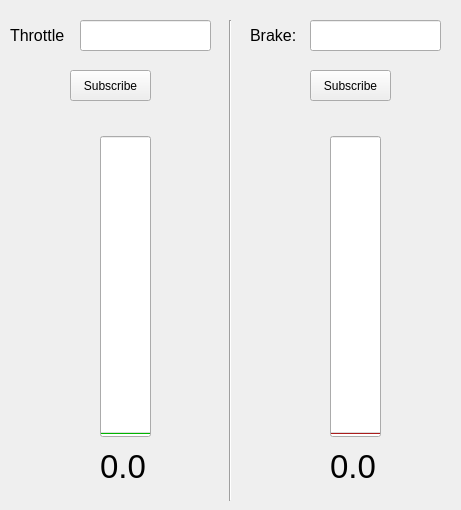
Above: resource/throttle_brake_pedals.ui from ToyotaResearchInstitute/gauges2 before the change. Below: the same form after it.
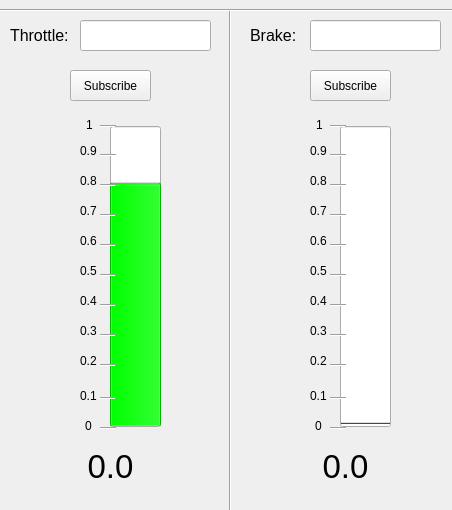
That is the form after the change. Custom widgets are drawn as their Qt base class.

Commit message: Adds the backend for the widget

Patch:
```diff
--- a/resource/throttle_brake_pedals.ui
+++ b/resource/throttle_brake_pedals.ui
@@ -6,7 +6,7 @@
    <rect>
     <x>0</x>
     <y>0</y>
-    <width>461</width>
+    <width>452</width>
     <height>510</height>
    </rect>
   </property>
@@ -18,7 +18,7 @@
     <rect>
      <x>10</x>
      <y>20</y>
-     <width>61</width>
+     <width>71</width>
      <height>31</height>
     </rect>
    </property>
@@ -28,7 +28,7 @@
     </font>
    </property>
    <property name="text">
-    <string>Throttle</string>
+    <string>Throttle:</string>
    </property>
   </widget>
   <widget class="QLineEdit" name="throttle_topic_to_subscribe">
@@ -57,8 +57,8 @@
   <widget class="QProgressBar" name="ThrottlePedal">
    <property name="geometry">
     <rect>
-     <x>100</x>
-     <y>136</y>
+     <x>110</x>
+     <y>126</y>
      <width>51</width>
      <height>301</height>
     </rect>
@@ -131,7 +131,7 @@
     <number>100</number>
    </property>
    <property name="value">
-    <number>0</number>
+    <number>80</number>
    </property>
    <property name="textVisible">
     <bool>false</bool>
@@ -139,12 +139,15 @@
    <property name="orientation">
     <enum>Qt::Vertical</enum>
    </property>
+   <property name="format">
+    <string>%f%</string>
+   </property>
   </widget>
   <widget class="QProgressBar" name="BrakePedal">
    <property name="geometry">
     <rect>
-     <x>330</x>
-     <y>136</y>
+     <x>340</x>
+     <y>126</y>
      <width>51</width>
      <height>301</height>
     </rect>
@@ -233,9 +236,9 @@
   <widget class="QLabel" name="ThrottleLabel">
    <property name="geometry">
     <rect>
-     <x>100</x>
+     <x>0</x>
      <y>436</y>
-     <width>51</width>
+     <width>221</width>
      <height>61</height>
     </rect>
    </property>
@@ -247,13 +250,16 @@
    <property name="text">
     <string>0.0</string>
    </property>
+   <property name="alignment">
+    <set>Qt::AlignCenter</set>
+   </property>
   </widget>
   <widget class="QLabel" name="BrakeLabel">
    <property name="geometry">
     <rect>
-     <x>330</x>
+     <x>230</x>
      <y>436</y>
-     <width>51</width>
+     <width>231</width>
      <height>61</height>
     </rect>
    </property>
@@ -265,38 +271,11 @@
    <property name="text">
     <string>0.0</string>
    </property>
-  </widget>
-  <widget class="QwtScaleWidget" name="ThrottleScale">
-   <property name="geometry">
-    <rect>
-     <x>30</x>
-     <y>130</y>
-     <width>60</width>
-     <height>311</height>
-    </rect>
+   <property name="alignment">
+    <set>Qt::AlignCenter</set>
    </property>
-   <property name="font">
-    <font>
-     <pointsize>11</pointsize>
-    </font>
-   </property>
   </widget>
-  <widget class="QwtScaleWidget" name="BrakeScale">
-   <property name="geometry">
-    <rect>
-     <x>260</x>
-     <y>130</y>
-     <width>60</width>
-     <height>311</height>
-    </rect>
-   </property>
-   <property name="font">
-    <font>
-     <pointsize>11</pointsize>
-    </font>
-   </property>
-  </widget>
-  <widget class="QPushButton" name="BrakeSubscribe">
+  <widget class="QPushButton" name="brake_subscribe">
    <property name="geometry">
     <rect>
      <x>310</x>
@@ -313,21 +292,606 @@
    <property name="geometry">
     <rect>
      <x>220</x>
-     <y>20</y>
+     <y>10</y>
      <width>20</width>
-     <height>481</height>
+     <height>501</height>
     </rect>
    </property>
    <property name="orientation">
     <enum>Qt::Vertical</enum>
    </property>
   </widget>
+  <widget class="Line" name="line_2">
+   <property name="geometry">
+    <rect>
+     <x>-10</x>
+     <y>0</y>
+     <width>471</width>
+     <height>20</height>
+    </rect>
+   </property>
+   <property name="orientation">
+    <enum>Qt::Horizontal</enum>
+   </property>
+  </widget>
+  <widget class="QLabel" name="label">
+   <property name="geometry">
+    <rect>
+     <x>86</x>
+     <y>109</y>
+     <width>20</width>
+     <height>31</height>
+    </rect>
+   </property>
+   <property name="text">
+    <string>1</string>
+   </property>
+  </widget>
+  <widget class="QLabel" name="label_3">
+   <property name="geometry">
+    <rect>
+     <x>80</x>
+     <y>380</y>
+     <width>21</width>
+     <height>31</height>
+    </rect>
+   </property>
+   <property name="text">
+    <string>0.1</string>
+   </property>
+  </widget>
+  <widget class="QLabel" name="label_4">
+   <property name="geometry">
+    <rect>
+     <x>80</x>
+     <y>260</y>
+     <width>31</width>
+     <height>21</height>
+    </rect>
+   </property>
+   <property name="text">
+    <string>0.5</string>
+   </property>
+  </widget>
+  <widget class="QLabel" name="label_5">
+   <property name="geometry">
+    <rect>
+     <x>85</x>
+     <y>410</y>
+     <width>21</width>
+     <height>31</height>
+    </rect>
+   </property>
+   <property name="text">
+    <string>0</string>
+   </property>
+  </widget>
+  <widget class="QLabel" name="label_6">
+   <property name="geometry">
+    <rect>
+     <x>80</x>
+     <y>320</y>
+     <width>21</width>
+     <height>21</height>
+    </rect>
+   </property>
+   <property name="text">
+    <string>0.3</string>
+   </property>
+  </widget>
+  <widget class="QLabel" name="label_7">
+   <property name="geometry">
+    <rect>
+     <x>80</x>
+     <y>350</y>
+     <width>21</width>
+     <height>21</height>
+    </rect>
+   </property>
+   <property name="text">
+    <string>0.2</string>
+   </property>
+  </widget>
+  <widget class="QLabel" name="label_8">
+   <property name="geometry">
+    <rect>
+     <x>80</x>
+     <y>170</y>
+     <width>21</width>
+     <height>21</height>
+    </rect>
+   </property>
+   <property name="text">
+    <string>0.8</string>
+   </property>
+  </widget>
+  <widget class="QLabel" name="label_9">
+   <property name="geometry">
+    <rect>
+     <x>80</x>
+     <y>290</y>
+     <width>21</width>
+     <height>21</height>
+    </rect>
+   </property>
+   <property name="text">
+    <string>0.4</string>
+   </property>
+  </widget>
+  <widget class="QLabel" name="label_10">
+   <property name="geometry">
+    <rect>
+     <x>80</x>
+     <y>230</y>
+     <width>21</width>
+     <height>21</height>
+    </rect>
+   </property>
+   <property name="text">
+    <string>0.6</string>
+   </property>
+  </widget>
+  <widget class="QLabel" name="label_11">
+   <property name="geometry">
+    <rect>
+     <x>80</x>
+     <y>140</y>
+     <width>21</width>
+     <height>21</height>
+    </rect>
+   </property>
+   <property name="text">
+    <string>0.9</string>
+   </property>
+  </widget>
+  <widget class="QLabel" name="label_12">
+   <property name="geometry">
+    <rect>
+     <x>80</x>
+     <y>200</y>
+     <width>21</width>
+     <height>21</height>
+    </rect>
+   </property>
+   <property name="text">
+    <string>0.7</string>
+   </property>
+  </widget>
+  <widget class="Line" name="line_3">
+   <property name="geometry">
+    <rect>
+     <x>100</x>
+     <y>420</y>
+     <width>16</width>
+     <height>16</height>
+    </rect>
+   </property>
+   <property name="orientation">
+    <enum>Qt::Horizontal</enum>
+   </property>
+  </widget>
+  <widget class="Line" name="line_4">
+   <property name="geometry">
+    <rect>
+     <x>100</x>
+     <y>116</y>
+     <width>16</width>
+     <height>20</height>
+    </rect>
+   </property>
+   <property name="orientation">
+    <enum>Qt::Horizontal</enum>
+   </property>
+  </widget>
+  <widget class="Line" name="line_5">
+   <property name="geometry">
+    <rect>
+     <x>100</x>
+     <y>390</y>
+     <width>16</width>
+     <height>16</height>
+    </rect>
+   </property>
+   <property name="orientation">
+    <enum>Qt::Horizontal</enum>
+   </property>
+  </widget>
+  <widget class="Line" name="line_6">
+   <property name="geometry">
+    <rect>
+     <x>100</x>
+     <y>140</y>
+     <width>16</width>
+     <height>31</height>
+    </rect>
+   </property>
+   <property name="orientation">
+    <enum>Qt::Horizontal</enum>
+   </property>
+  </widget>
+  <widget class="Line" name="line_7">
+   <property name="geometry">
+    <rect>
+     <x>100</x>
+     <y>170</y>
+     <width>16</width>
+     <height>31</height>
+    </rect>
+   </property>
+   <property name="orientation">
+    <enum>Qt::Horizontal</enum>
+   </property>
+  </widget>
+  <widget class="Line" name="line_8">
+   <property name="geometry">
+    <rect>
+     <x>100</x>
+     <y>200</y>
+     <width>16</width>
+     <height>31</height>
+    </rect>
+   </property>
+   <property name="orientation">
+    <enum>Qt::Horizontal</enum>
+   </property>
+  </widget>
+  <widget class="Line" name="line_9">
+   <property name="geometry">
+    <rect>
+     <x>100</x>
+     <y>230</y>
+     <width>16</width>
+     <height>31</height>
+    </rect>
+   </property>
+   <property name="orientation">
+    <enum>Qt::Horizontal</enum>
+   </property>
+  </widget>
+  <widget class="Line" name="line_10">
+   <property name="geometry">
+    <rect>
+     <x>100</x>
+     <y>260</y>
+     <width>16</width>
+     <height>31</height>
+    </rect>
+   </property>
+   <property name="orientation">
+    <enum>Qt::Horizontal</enum>
+   </property>
+  </widget>
+  <widget class="Line" name="line_11">
+   <property name="geometry">
+    <rect>
+     <x>100</x>
+     <y>290</y>
+     <width>16</width>
+     <height>31</height>
+    </rect>
+   </property>
+   <property name="orientation">
+    <enum>Qt::Horizontal</enum>
+   </property>
+  </widget>
+  <widget class="Line" name="line_12">
+   <property name="geometry">
+    <rect>
+     <x>100</x>
+     <y>320</y>
+     <width>16</width>
+     <height>31</height>
+    </rect>
+   </property>
+   <property name="orientation">
+    <enum>Qt::Horizontal</enum>
+   </property>
+  </widget>
+  <widget class="Line" name="line_13">
+   <property name="geometry">
+    <rect>
+     <x>100</x>
+     <y>350</y>
+     <width>16</width>
+     <height>31</height>
+    </rect>
+   </property>
+   <property name="orientation">
+    <enum>Qt::Horizontal</enum>
+   </property>
+  </widget>
+  <widget class="Line" name="line_14">
+   <property name="geometry">
+    <rect>
+     <x>330</x>
+     <y>390</y>
+     <width>16</width>
+     <height>16</height>
+    </rect>
+   </property>
+   <property name="orientation">
+    <enum>Qt::Horizontal</enum>
+   </property>
+  </widget>
+  <widget class="QLabel" name="label_13">
+   <property name="geometry">
+    <rect>
+     <x>315</x>
+     <y>410</y>
+     <width>21</width>
+     <height>31</height>
+    </rect>
+   </property>
+   <property name="text">
+    <string>0</string>
+   </property>
+  </widget>
+  <widget class="Line" name="line_15">
+   <property name="geometry">
+    <rect>
+     <x>330</x>
+     <y>290</y>
+     <width>16</width>
+     <height>31</height>
+    </rect>
+   </property>
+   <property name="orientation">
+    <enum>Qt::Horizontal</enum>
+   </property>
+  </widget>
+  <widget class="Line" name="line_16">
+   <property name="geometry">
+    <rect>
+     <x>330</x>
+     <y>140</y>
+     <width>16</width>
+     <height>31</height>
+    </rect>
+   </property>
+   <property name="orientation">
+    <enum>Qt::Horizontal</enum>
+   </property>
+  </widget>
+  <widget class="QLabel" name="label_14">
+   <property name="geometry">
+    <rect>
+     <x>310</x>
+     <y>200</y>
+     <width>21</width>
+     <height>21</height>
+    </rect>
+   </property>
+   <property name="text">
+    <string>0.7</string>
+   </property>
+  </widget>
+  <widget class="QLabel" name="label_15">
+   <property name="geometry">
+    <rect>
+     <x>310</x>
+     <y>380</y>
+     <width>21</width>
+     <height>31</height>
+    </rect>
+   </property>
+   <property name="text">
+    <string>0.1</string>
+   </property>
+  </widget>
+  <widget class="QLabel" name="label_16">
+   <property name="geometry">
+    <rect>
+     <x>310</x>
+     <y>170</y>
+     <width>21</width>
+     <height>21</height>
+    </rect>
+   </property>
+   <property name="text">
+    <string>0.8</string>
+   </property>
+  </widget>
+  <widget class="QLabel" name="label_17">
+   <property name="geometry">
+    <rect>
+     <x>310</x>
+     <y>260</y>
+     <width>31</width>
+     <height>21</height>
+    </rect>
+   </property>
+   <property name="text">
+    <string>0.5</string>
+   </property>
+  </widget>
+  <widget class="QLabel" name="label_18">
+   <property name="geometry">
+    <rect>
+     <x>310</x>
+     <y>350</y>
+     <width>21</width>
+     <height>21</height>
+    </rect>
+   </property>
+   <property name="text">
+    <string>0.2</string>
+   </property>
+  </widget>
+  <widget class="QLabel" name="label_19">
+   <property name="geometry">
+    <rect>
+     <x>310</x>
+     <y>230</y>
+     <width>21</width>
+     <height>21</height>
+    </rect>
+   </property>
+   <property name="text">
+    <string>0.6</string>
+   </property>
+  </widget>
+  <widget class="QLabel" name="label_20">
+   <property name="geometry">
+    <rect>
+     <x>310</x>
+     <y>290</y>
+     <width>21</width>
+     <height>21</height>
+    </rect>
+   </property>
+   <property name="text">
+    <string>0.4</string>
+   </property>
+  </widget>
+  <widget class="Line" name="line_17">
+   <property name="geometry">
+    <rect>
+     <x>330</x>
+     <y>350</y>
+     <width>16</width>
+     <height>31</height>
+    </rect>
+   </property>
+   <property name="orientation">
+    <enum>Qt::Horizontal</enum>
+   </property>
+  </widget>
+  <widget class="Line" name="line_18">
+   <property name="geometry">
+    <rect>
+     <x>330</x>
+     <y>170</y>
+     <width>16</width>
+     <height>31</height>
+    </rect>
+   </property>
+   <property name="orientation">
+    <enum>Qt::Horizontal</enum>
+   </property>
+  </widget>
+  <widget class="Line" name="line_19">
+   <property name="geometry">
+    <rect>
+     <x>330</x>
+     <y>420</y>
+     <width>16</width>
+     <height>16</height>
+    </rect>
+   </property>
+   <property name="orientation">
+    <enum>Qt::Horizontal</enum>
+   </property>
+  </widget>
+  <widget class="QLabel" name="label_21">
+   <property name="geometry">
+    <rect>
+     <x>310</x>
+     <y>140</y>
+     <width>21</width>
+     <height>21</height>
+    </rect>
+   </property>
+   <property name="text">
+    <string>0.9</string>
+   </property>
+  </widget>
+  <widget class="Line" name="line_20">
+   <property name="geometry">
+    <rect>
+     <x>330</x>
+     <y>260</y>
+     <width>16</width>
+     <height>31</height>
+    </rect>
+   </property>
+   <property name="orientation">
+    <enum>Qt::Horizontal</enum>
+   </property>
+  </widget>
+  <widget class="QLabel" name="label_22">
+   <property name="geometry">
+    <rect>
+     <x>310</x>
+     <y>320</y>
+     <width>21</width>
+     <height>21</height>
+    </rect>
+   </property>
+   <property name="text">
+    <string>0.3</string>
+   </property>
+  </widget>
+  <widget class="Line" name="line_21">
+   <property name="geometry">
+    <rect>
+     <x>330</x>
+     <y>116</y>
+     <width>16</width>
+     <height>20</height>
+    </rect>
+   </property>
+   <property name="orientation">
+    <enum>Qt::Horizontal</enum>
+   </property>
+  </widget>
+  <widget class="Line" name="line_22">
+   <property name="geometry">
+    <rect>
+     <x>330</x>
+     <y>230</y>
+     <width>16</width>
+     <height>31</height>
+    </rect>
+   </property>
+   <property name="orientation">
+    <enum>Qt::Horizontal</enum>
+   </property>
+  </widget>
+  <widget class="Line" name="line_23">
+   <property name="geometry">
+    <rect>
+     <x>330</x>
+     <y>320</y>
+     <width>16</width>
+     <height>31</height>
+    </rect>
+   </property>
+   <property name="orientation">
+    <enum>Qt::Horizontal</enum>
+   </property>
+  </widget>
+  <widget class="QLabel" name="label_2">
+   <property name="geometry">
+    <rect>
+     <x>316</x>
+     <y>109</y>
+     <width>20</width>
+     <height>31</height>
+    </rect>
+   </property>
+   <property name="text">
+    <string>1</string>
+   </property>
+  </widget>
+  <widget class="Line" name="line_24">
+   <property name="geometry">
+    <rect>
+     <x>330</x>
+     <y>200</y>
+     <width>16</width>
+     <height>31</height>
+    </rect>
+   </property>
+   <property name="orientation">
+    <enum>Qt::Horizontal</enum>
+   </property>
+  </widget>
  </widget>
  <customwidgets>
   <customwidget>
-   <class>QwtScaleWidget</class>
-   <extends>QWidget</extends>
-   <header>qwt_scale_widget.h</header>
+   <class>TopicQLineEdit</class>
+   <extends>QLineEdit</extends>
+   <header>rqt_gauges_2.topic_q_line_edit.h</header>
   </customwidget>
  </customwidgets>
  <resources/>
```
Left out of the diff: 18 changed lines with no effect on the pictures. The commit also changes 4 other files.
